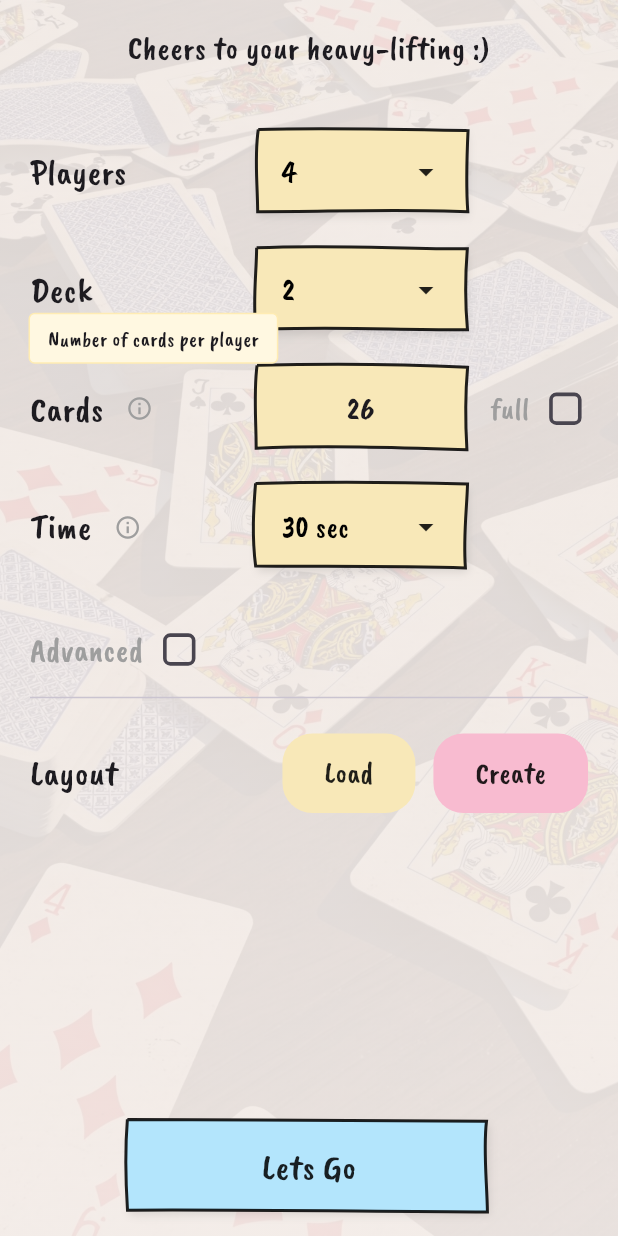
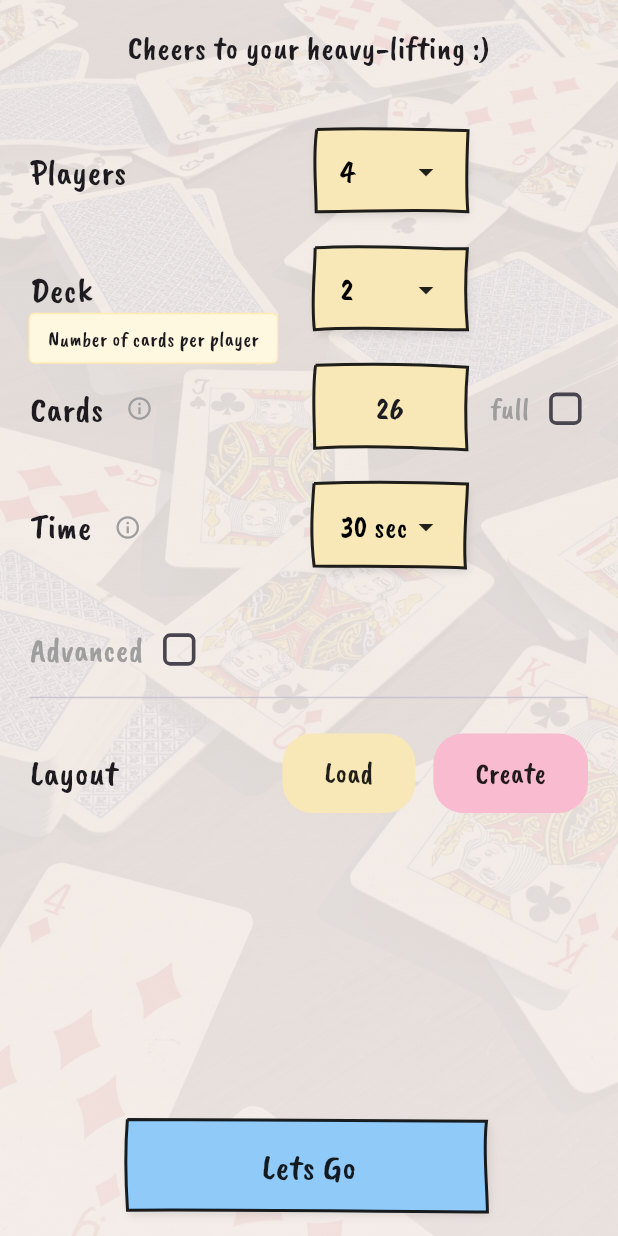
Before and after one commit to karthik24iyer/deckopia, a Flutter app: the HostGameScreen screen opened by its route, after a tap on the "info outline" icon, on a phone screen of 412 x 824 dp. Run offline on Flutter 3.47's test engine with Material 3 defaults, Android fonts, the phone set to English and light mode, and no system bars.

Commit message:
Updated hardcoded colors in hostgame

```diff
--- a/assets/config/app_config.json
+++ b/assets/config/app_config.json
@@ -121,7 +121,7 @@
   "colors": {
     "buttonColors": {
       "lightBlue": "#90CAF9",
-      "yellow": "#FFF59D",
+      "yellow": "#FFF8E8B8",
       "pink": "#F8BBD0",
       "red": "#FFCDD2"
     },
--- a/lib/models/sketchy_dropdown_button.dart
+++ b/lib/models/sketchy_dropdown_button.dart
@@ -21,6 +21,7 @@ class SketchyDropdownButton<T> extends StatelessWidget {
   final double? height;
   final TextStyle? style;
   final String fontFamily;
+  final double? menuWidth; // Add parameter for menu width
 
   const SketchyDropdownButton({
     Key? key,
@@ -32,11 +33,13 @@ class SketchyDropdownButton<T> extends StatelessWidget {
     this.height,
     this.style,
     this.fontFamily = 'CaveatBrush',
+    this.menuWidth, // Optional menu width parameter
   }) : super(key: key);
 
   @override
   Widget build(BuildContext context) {
     final appConfig = context.appConfig;
+    final colorConfig = context.config.colors;
     final buttonConfig = context.config.sketchyButton;
     final sketchyConfig = context.config.sketchy;
     final shadow = buttonConfig.shadow;
@@ -55,7 +58,7 @@ class SketchyDropdownButton<T> extends StatelessWidget {
       ),
       child: CustomPaint(
         painter: SketchyButtonPainter(
-          const Color(0xFFF8E8B8), // Yellow color from Load button
+          colorConfig.buttonColors.yellow, // Yellow color from Load button
           seed,
           buttonConfig.noiseMagnitude,
           buttonConfig.curveNoiseMagnitude,
@@ -66,8 +69,12 @@ class SketchyDropdownButton<T> extends StatelessWidget {
           child: PopupMenuButton<T>(
             initialValue: value,
             onSelected: onChanged,
-            color: const Color(0xFFF8E8B8), // Yellow color for menu background
+            color: colorConfig.buttonColors.yellow, // Yellow color for menu background
             elevation: 8,
+            constraints: BoxConstraints(
+              minWidth: menuWidth ?? width ?? 140, // Use menuWidth or fall back to button width
+              maxWidth: menuWidth ?? width ?? 140, // Constrain max width to ensure consistent size
+            ),
             itemBuilder: (context) {
               return items.map((item) {
                 return PopupMenuItem<T>(
--- a/lib/page/host_game.dart
+++ b/lib/page/host_game.dart
@@ -12,6 +12,11 @@ class HostGameScreen extends StatefulWidget {
 }
 
 class _HostGameScreenState extends State<HostGameScreen> {
+  // Constants for box dimensions
+  static const double kBoxWidth = 101.0;
+  static const double kBoxHeight = 55.0;
+  static const double kMenuWidth = 101.0; // Width for dropdown menus
+
   // Values for dropdowns and inputs
   int _players = 4;
   int _decks = 2;
@@ -51,7 +56,13 @@ class _HostGameScreenState extends State<HostGameScreen> {
   @override
   void dispose() {
     _cardsController.dispose();
-    _hideTooltip();
+
+    // Remove overlay without setState
+    if (_overlayEntry != null) {
+      _overlayEntry!.remove();
+      _overlayEntry = null;
+    }
+
     super.dispose();
   }
 
@@ -150,18 +161,23 @@ class _HostGameScreenState extends State<HostGameScreen> {
 
   // Hide tooltip
   void _hideTooltip() {
-    _overlayEntry?.remove();
-    _overlayEntry = null;
+    if (_overlayEntry != null) {
+      _overlayEntry!.remove();
+      _overlayEntry = null;
+    }
 
-    setState(() {
-      _tooltipMessage = null;
-    });
+    // Only call setState if widget is still mounted
+    if (mounted) {
+      setState(() {
+        _tooltipMessage = null;
+      });
+    }
   }
 
   @override
   Widget build(BuildContext context) {
     return Scaffold(
-      backgroundColor: const Color(0xFFF8F1EE),
+      backgroundColor: context.appConfig.theme.backgroundColor,
       body: Stack(
         children: [
           // Background Image
@@ -190,13 +206,13 @@ class _HostGameScreenState extends State<HostGameScreen> {
           Positioned.fill(
             child: Container(
               decoration: BoxDecoration(
-                color: const Color(0xFFF8F1EE).withOpacity(0.85),
+                color: context.appConfig.theme.backgroundColor.withOpacity(0.85),
                 gradient: LinearGradient(
                   begin: Alignment.topCenter,
                   end: Alignment.bottomCenter,
                   colors: [
-                    const Color(0xFFF8F1EE).withOpacity(0.95),
-                    const Color(0xFFF8F1EE).withOpacity(0.8),
+                    context.appConfig.theme.backgroundColor.withOpacity(0.95),
+                    context.appConfig.theme.backgroundColor.withOpacity(0.8),
                   ],
                 ),
               ),
@@ -242,8 +258,9 @@ class _HostGameScreenState extends State<HostGameScreen> {
                               ),
                               const Spacer(),
                               SketchyDropdownButton<int>(
-                                width: 140,
-                                height: 55,
+                                width: kBoxWidth,
+                                height: kBoxHeight,
+                                menuWidth: kMenuWidth,  // Pass the menu width
                                 value: _players,
                                 seed: 10,
                                 fontFamily: 'CaveatBrush',
@@ -295,8 +312,9 @@ class _HostGameScreenState extends State<HostGameScreen> {
                               ),
                               const Spacer(),
                               SketchyDropdownButton<int>(
-                                width: 140,
-                                height: 55,
+                                width: kBoxWidth,
+                                height: kBoxHeight,
+                                menuWidth: kMenuWidth,  // Pass the menu width
                                 value: _decks,
                                 seed: 20,
                                 fontFamily: 'CaveatBrush',
@@ -358,22 +376,22 @@ class _HostGameScreenState extends State<HostGameScreen> {
                               const Spacer(),
                               // Cards input with sketchy style
                               Container(
-                                width: 140,
-                                height: 55,
+                                width: kBoxWidth,
+                                height: kBoxHeight,
                                 child: Stack(
                                   children: [
                                     // Sketchy background
                                     CustomPaint(
                                       painter: SketchyButtonPainter(
-                                        const Color(0xFFF8E8B8), // Yellow color to match dropdowns
+                                        context.config.colors.buttonColors.yellow, // Use color from config
                                         50, // Different seed for variation
                                         context.config.sketchyButton.noiseMagnitude,
                                         context.config.sketchyButton.curveNoiseMagnitude,
                                         context.config.sketchy,
                                       ),
                                       child: Container(
-                                        width: 140,
-                                        height: 55,
+                                        width: kBoxWidth,
+                                        height: kBoxHeight,
                                       ),
                                     ),
                                     // Text input
@@ -464,8 +482,9 @@ class _HostGameScreenState extends State<HostGameScreen> {
                               ),
                               const Spacer(),
                               SketchyDropdownButton<String>(
-                                width: 140,
-                                height: 55,
+                                width: kBoxWidth,
+                                height: kBoxHeight,
+                                menuWidth: kMenuWidth,  // Pass the menu width
                                 value: _time,
                                 seed: 30,
                                 fontFamily: 'CaveatBrush',
@@ -556,7 +575,7 @@ class _HostGameScreenState extends State<HostGameScreen> {
                               const Spacer(),
                               Container(
                                 decoration: BoxDecoration(
-                                  color: const Color(0xFFF8E8B8),
+                                  color: context.config.colors.buttonColors.yellow, // Use color from config
                                   borderRadius: BorderRadius.circular(20),
                                 ),
                                 child: TextButton(
@@ -582,7 +601,7 @@ class _HostGameScreenState extends State<HostGameScreen> {
                               const SizedBox(width: 12),
                               Container(
                                 decoration: BoxDecoration(
-                                  color: const Color(0xFFF8BBD0),
+                                  color: context.config.colors.buttonColors.pink, // Use color from config
                                   borderRadius: BorderRadius.circular(20),
                                 ),
                                 child: TextButton(
@@ -618,7 +637,7 @@ class _HostGameScreenState extends State<HostGameScreen> {
                   Center(
                     child: SketchyButton(
                       text: 'Lets Go',
-                      color: Colors.lightBlue.shade100,
+                      color: context.config.colors.buttonColors.lightBlue, // Use color from config
                       onPressed: () {
                         // Check if we have any errors first
                         if (_cardsError != null) {
```
